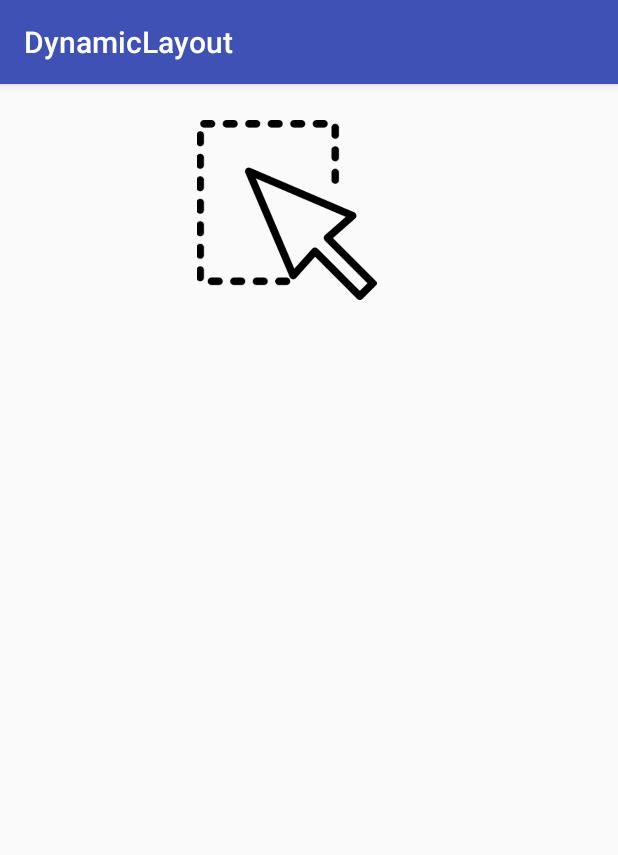
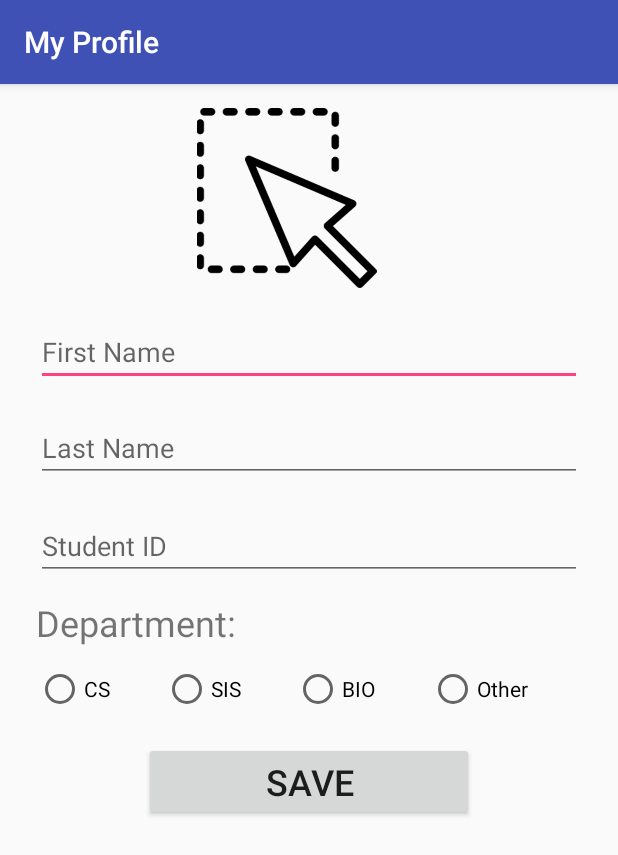
Before and after one commit to parthmeht/DynamicLayout, an Android app: the screen it shows after launch (MainActivity), on a phone screen of 412 x 824 dp. Shown: the top 855 px of the screen. Run offline under Robolectric (Android 15) with nearby library versions, the phone set to English and light mode, and no system bars.

Commit message:
main activity UI changes

```diff
--- a/app/src/main/res/layout/activity_main.xml
+++ b/app/src/main/res/layout/activity_main.xml
@@ -11,9 +11,120 @@
         android:layout_width="150dp"
         android:layout_height="120dp"
         android:layout_marginStart="116dp"
-        android:layout_marginTop="24dp"
+        android:layout_marginTop="16dp"
         android:contentDescription="@string/imageViewDes"
         app:layout_constraintStart_toStartOf="parent"
         app:layout_constraintTop_toTopOf="parent"
         app:srcCompat="@drawable/select_image" />
+
+    <EditText
+        android:id="@+id/editTextFirstName"
+        android:layout_width="0dp"
+        android:layout_height="wrap_content"
+        android:layout_marginEnd="24dp"
+        android:layout_marginStart="24dp"
+        android:layout_marginTop="20dp"
+        android:ems="10"
+        android:hint="@string/first_name_hint"
+        android:inputType="textPersonName"
+        app:layout_constraintEnd_toEndOf="parent"
+        app:layout_constraintHorizontal_bias="0.0"
+        app:layout_constraintStart_toStartOf="parent"
+        app:layout_constraintTop_toBottomOf="@+id/imageView" />
+
+    <EditText
+        android:id="@+id/editTextLastName"
+        android:layout_width="0dp"
+        android:layout_height="44dp"
+        android:layout_marginEnd="24dp"
+        android:layout_marginStart="24dp"
+        android:layout_marginTop="20dp"
+        android:ems="10"
+        android:hint="@string/last_name_hint"
+        android:inputType="textPersonName"
+        app:layout_constraintEnd_toEndOf="parent"
+        app:layout_constraintHorizontal_bias="0.0"
+        app:layout_constraintStart_toStartOf="parent"
+        app:layout_constraintTop_toBottomOf="@+id/editTextFirstName" />
+
+    <EditText
+        android:id="@+id/editTextStudentId"
+        android:layout_width="0dp"
+        android:layout_height="wrap_content"
+        android:layout_marginEnd="24dp"
+        android:layout_marginStart="24dp"
+        android:layout_marginTop="20dp"
+        android:ems="10"
+        android:hint="@string/student_id_hint"
+        android:inputType="textPersonName"
+        app:layout_constraintEnd_toEndOf="parent"
+        app:layout_constraintStart_toStartOf="parent"
+        app:layout_constraintTop_toBottomOf="@+id/editTextLastName" />
+
+    <TextView
+        android:id="@+id/textViewDepartment"
+        android:layout_width="wrap_content"
+        android:layout_height="wrap_content"
+        android:layout_marginTop="12dp"
+        android:text="@string/text_view_department"
+        android:textSize="24sp"
+        app:layout_constraintStart_toStartOf="@+id/editTextStudentId"
+        app:layout_constraintTop_toBottomOf="@+id/editTextStudentId" />
+
+    <RadioGroup
+        android:id="@+id/radioGroupDepartment"
+        android:layout_width="0dp"
+        android:layout_height="35dp"
+        android:layout_marginEnd="24dp"
+        android:layout_marginStart="24dp"
+        android:layout_marginTop="12dp"
+        android:orientation="horizontal"
+        app:layout_constraintEnd_toEndOf="parent"
+        app:layout_constraintHorizontal_bias="0.0"
+        app:layout_constraintStart_toStartOf="parent"
+        app:layout_constraintTop_toBottomOf="@+id/textViewDepartment">
+
+        <RadioButton
+            android:id="@+id/radioButtonCS"
+            android:layout_width="wrap_content"
+            android:layout_height="wrap_content"
+            android:layout_weight="1"
+            android:text="@string/cs" />
+
+        <RadioButton
+            android:id="@+id/radioButtonSIS"
+            android:layout_width="wrap_content"
+            android:layout_height="wrap_content"
+            android:layout_weight="1"
+            android:text="@string/sis" />
+
+        <RadioButton
+            android:id="@+id/radioButtonBIO"
+            android:layout_width="wrap_content"
+            android:layout_height="wrap_content"
+            android:layout_weight="1"
+            android:text="@string/bio" />
+
+        <RadioButton
+            android:id="@+id/radioButtonOther"
+            android:layout_width="wrap_content"
+            android:layout_height="wrap_content"
+            android:layout_weight="1"
+            android:text="@string/other" />
+    </RadioGroup>
+
+    <Button
+        android:id="@+id/buttonSave"
+        android:layout_width="0dp"
+        android:layout_height="wrap_content"
+        android:layout_marginEnd="96dp"
+        android:layout_marginStart="96dp"
+        android:layout_marginTop="16dp"
+        android:text="@string/button_save"
+        android:textSize="24sp"
+        app:layout_constraintEnd_toEndOf="parent"
+        app:layout_constraintHorizontal_bias="0.0"
+        app:layout_constraintStart_toStartOf="parent"
+        app:layout_constraintTop_toBottomOf="@+id/radioGroupDepartment" />
+
 </android.support.constraint.ConstraintLayout>
--- a/app/src/main/res/values/strings.xml
+++ b/app/src/main/res/values/strings.xml
@@ -1,6 +1,13 @@
 <resources>
-    <string name="app_name">DynamicLayout</string>
-    <string name="click_me">Click Me!</string>
-    <string name="helloWorld">Hello World !!</string>
+    <string name="app_name">My Profile</string>
     <string name="imageViewDes">Profile Avatar</string>
+    <string name="button_save">Save</string>
+    <string name="first_name_hint">First Name</string>
+    <string name="last_name_hint">Last Name</string>
+    <string name="student_id_hint">Student ID</string>
+    <string name="text_view_department">Department:</string>
+    <string name="cs">CS</string>
+    <string name="sis">SIS</string>
+    <string name="bio">BIO</string>
+    <string name="other">Other</string>
 </resources>
```
